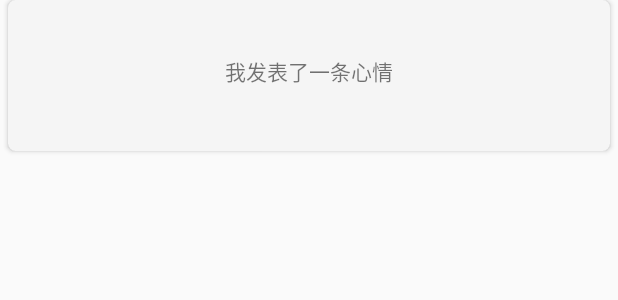
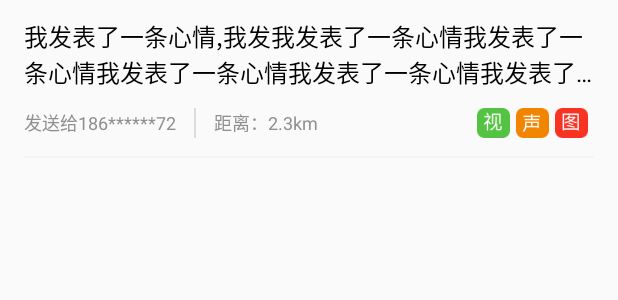
Before and after one commit to kencent/FlippedAndroid, an Android app: the layout fragment_squre_item.xml on its own in the app's theme, with its tools: preview values and no code run, on a phone screen of 412 x 824 dp. Shown: the top 300 px of the screen. Run offline under Robolectric (Android 15) with nearby library versions, the phone set to English and light mode, and no system bars.

Commit message:
【新增】增加广场页面

```diff
--- a/app/src/main/kotlin/com/brzhang/fllipped/model/Flippedword.kt
+++ b/app/src/main/kotlin/com/brzhang/fllipped/model/Flippedword.kt
@@ -19,6 +19,8 @@ class Flippedword() : Parcelable {
 
     val ctime: Long? = null
 
+    var distance:Long? = null
+
     val contents: List<Content>? = null
 
     val status: Int? = null
@@ -26,10 +28,11 @@ class Flippedword() : Parcelable {
     val lng: Double? = null
 
     constructor(parcel: Parcel) : this() {
+        distance = parcel.readValue(Long::class.java.classLoader) as? Long
     }
 
     override fun writeToParcel(parcel: Parcel, flags: Int) {
-
+        parcel.writeValue(distance)
     }
 
     override fun describeContents(): Int {
@@ -46,5 +49,4 @@ class Flippedword() : Parcelable {
         }
     }
 
-
 }
--- a/app/src/main/res/layout/fragment_squre.xml
+++ b/app/src/main/res/layout/fragment_squre.xml
@@ -5,6 +5,7 @@
               android:layout_height="match_parent">
 
     <android.support.v7.widget.RecyclerView
+        android:background="@color/color_white"
         android:id="@+id/fragment_squre_recycler_view"
         android:layout_width="match_parent"
         android:layout_height="match_parent">
--- a/app/src/main/res/layout/fragment_squre_item.xml
+++ b/app/src/main/res/layout/fragment_squre_item.xml
@@ -1,27 +1,95 @@
 <?xml version="1.0" encoding="utf-8"?>
-<android.support.v7.widget.CardView
+<RelativeLayout
     xmlns:android="http://schemas.android.com/apk/res/android"
-    xmlns:app="http://schemas.android.com/apk/res-auto"
     xmlns:tools="http://schemas.android.com/tools"
     android:layout_width="match_parent"
     android:layout_height="wrap_content"
-    app:cardBackgroundColor="#f5f5f5"
-    android:layout_marginLeft="5dp"
-    android:layout_marginRight="5dp"
-    android:layout_marginBottom="5dp"
-    app:cardCornerRadius="5dp">
-    <RelativeLayout android:layout_width="match_parent"
-                    android:layout_height="95dp"
-                    android:layout_marginBottom="5dp">
+    android:paddingLeft="@dimen/activity_horizontal_margin"
+    android:paddingRight="@dimen/activity_horizontal_margin"
+    android:paddingTop="@dimen/activity_vertical_margin">
+
+    <TextView
+        android:id="@+id/flipped_item_tv_text"
+        android:layout_width="match_parent"
+        android:layout_height="wrap_content"
+        android:ellipsize="end"
+        android:maxLines="2"
+        android:textColor="@color/text_color_h1"
+        android:textSize="@dimen/text_size_xl"
+        tools:text="我发表了一条心情,我发我发表了一条心情我发表了一条心情我发表了一条心情我发表了一条心情我发表了一条心情表了一条心情我发表了一条心情我发表了一条心情"
+    />
+
+    <RelativeLayout
+        android:id="@+id/flipped_item_rl_sender_info"
+        android:layout_width="wrap_content"
+        android:layout_height="wrap_content"
+        android:layout_below="@+id/flipped_item_tv_text"
+        android:layout_marginTop="12dp">
 
         <TextView
-            android:id="@+id/fragment_squre_item_tv_text"
-            android:layout_width="match_parent"
+            android:id="@+id/flipped_item_tv_send_to"
+            android:layout_width="wrap_content"
             android:layout_height="wrap_content"
-            android:layout_centerInParent="true"
-            android:gravity="center"
-            tools:text="我发表了一条心情"
+            android:layout_centerVertical="true"
+            android:textColor="@color/text_color_h2"
+            android:textSize="@dimen/text_size_l"
+            tools:text="发送给186******72"
         />
+        <ImageView
+            android:id="@+id/flipped_item_iv_divider"
+            android:layout_width="1dp"
+            android:layout_height="20dp"
+            android:layout_marginLeft="12dp"
+            android:layout_toRightOf="@+id/flipped_item_tv_send_to"
+            android:background="@color/text_color_tag"
+
+        />
+
+        <TextView
+            android:id="@+id/flipped_item_tv_send_distance"
+            android:layout_width="wrap_content"
+            android:layout_height="wrap_content"
+            android:layout_centerVertical="true"
+            android:layout_marginLeft="12dp"
+            android:layout_toRightOf="@+id/flipped_item_iv_divider"
+            android:textColor="@color/text_color_h2"
+            android:textSize="@dimen/text_size_l"
+            tools:text="距离：2.3km"
+        />
+
+        <ImageView
+            android:id="@+id/flipped_item_iv_tag_pic"
+            android:layout_width="wrap_content"
+            android:layout_height="wrap_content"
+            android:layout_alignParentRight="true"
+            android:src="@drawable/flipped_ic_tag_tu"
+        />
+        <ImageView
+            android:id="@+id/flipped_item_iv_tag_voice"
+            android:layout_width="wrap_content"
+            android:layout_height="wrap_content"
+            android:layout_alignWithParentIfMissing="true"
+            android:layout_toLeftOf="@id/flipped_item_iv_tag_pic"
+            android:src="@drawable/flipped_ic_tag_voice"
+        />
+        <ImageView
+            android:id="@+id/flipped_item_iv_tag_video"
+            android:layout_width="wrap_content"
+            android:layout_height="wrap_content"
+            android:layout_alignWithParentIfMissing="true"
+            android:layout_toLeftOf="@id/flipped_item_iv_tag_voice"
+            android:src="@drawable/flipped_ic_tag_video"
+        />
+
     </RelativeLayout>
 
-</android.support.v7.widget.CardView>
+
+    <ImageView
+        android:layout_width="match_parent"
+        android:layout_height="1dp"
+        android:layout_below="@+id/flipped_item_rl_sender_info"
+        android:layout_marginTop="12dp"
+        android:background="@color/color_divider"
+    />
+
+</RelativeLayout>
--- a/app/src/main/res/values/colors.xml
+++ b/app/src/main/res/values/colors.xml
@@ -1,6 +1,11 @@
 <?xml version="1.0" encoding="utf-8"?>
 <resources>
-    <color name="colorPrimary">#3F51B5</color>
-    <color name="colorPrimaryDark">#303F9F</color>
+    <color name="colorPrimary">#555555</color>
+    <color name="colorPrimaryDark">#424242</color>
     <color name="colorAccent">#FF4081</color>
+    <color name="text_color_h1">#000000</color>
+    <color name="text_color_tag">#dcdcdc</color>
+    <color name="text_color_h2">#8f8f8f</color>
+    <color name="color_divider">#f5f5f5</color>
+    <color name="color_white">#ffffff</color>
 </resources>
--- a/app/src/main/res/values/dimens.xml
+++ b/app/src/main/res/values/dimens.xml
@@ -1,5 +1,11 @@
 <resources>
     <!-- Default screen margins, per the Android Design guidelines. -->
     <dimen name="activity_horizontal_margin">16dp</dimen>
-    <dimen name="activity_vertical_margin">16dp</dimen>
+    <dimen name="activity_vertical_margin">12dp</dimen>
+
+
+
+    <dimen name="text_size_xl">16sp</dimen>
+    <dimen name="text_size_l">12sp</dimen>
+    <dimen name="text_size_m">9sp</dimen>
 </resources>
```
Also changed, not shown: app/src/main/kotlin/com/brzhang/fllipped/view/SqureFragment.kt (+67 -3 lines), app/src/main/res/drawable-xhdpi/flipped_ic_tag_tu.png (added), app/src/main/res/drawable-xhdpi/flipped_ic_tag_video.png (added), app/src/main/res/drawable-xhdpi/flipped_ic_tag_voice.png (added).
